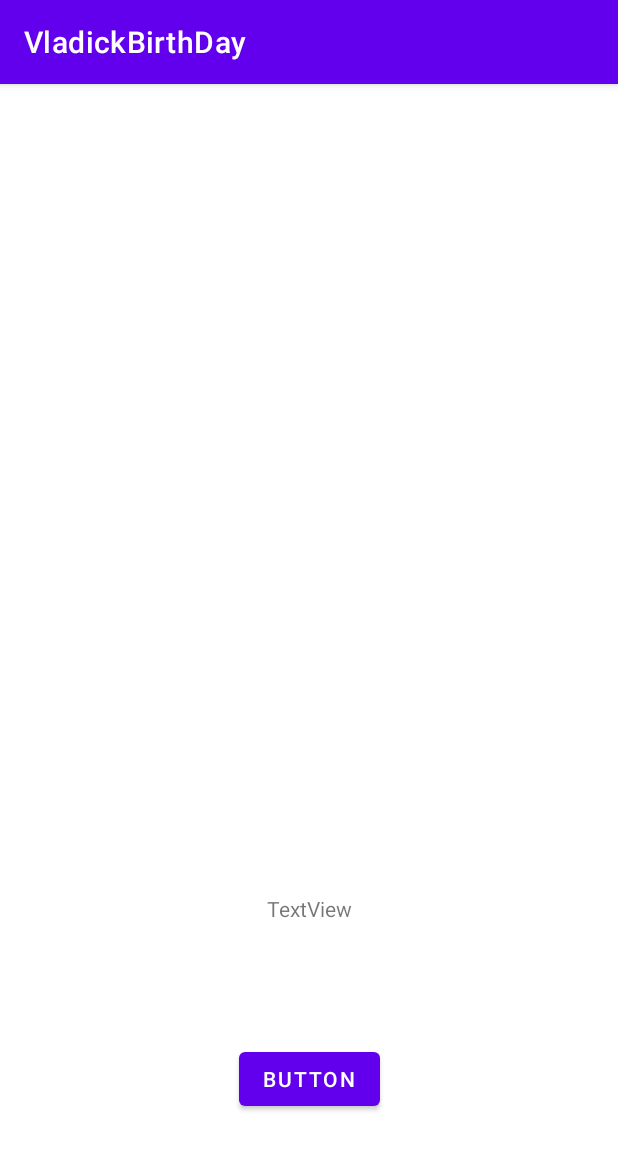
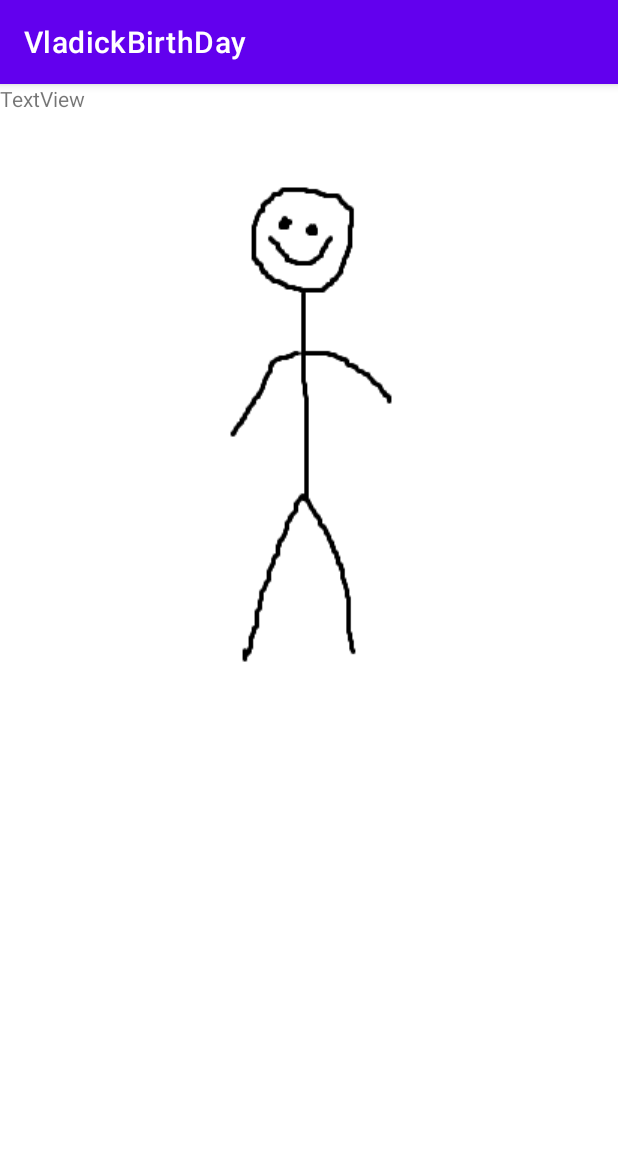
Before and after one commit to GUZLIKE/VladickBirthDay, an Android app: the SecondActivity screen opened directly, with no data from a screen before it, on a phone screen of 412 x 824 dp. Shown: the top 1150 px of the screen. Run offline under Robolectric (Android 15) with nearby library versions, the phone set to English and light mode, and no system bars.

Commit message:
REMOVED BUTTON

```diff
--- a/app/src/main/res/layout/second_activity.xml
+++ b/app/src/main/res/layout/second_activity.xml
@@ -6,38 +6,24 @@
     android:layout_height="match_parent">
 
     <ImageView
-        android:id="@+id/imageView"
-        android:layout_width="229dp"
-        android:layout_height="459dp"
-        android:contentDescription="TODO"
+        android:id="@+id/creature2"
+        android:layout_width="wrap_content"
+        android:layout_height="wrap_content"
+        android:layout_marginStart="124dp"
+        android:layout_marginTop="33dp"
+        android:layout_marginEnd="124dp"
+        android:layout_marginBottom="350dp"
         app:layout_constraintBottom_toBottomOf="parent"
         app:layout_constraintEnd_toEndOf="parent"
         app:layout_constraintStart_toStartOf="parent"
         app:layout_constraintTop_toTopOf="parent"
-        app:layout_constraintVertical_bias="0.0"
-        tools:srcCompat="@tools:sample/backgrounds/scenic" />
-
-    <Button
-        android:id="@+id/button2"
-        android:layout_width="wrap_content"
-        android:layout_height="wrap_content"
-        android:text="Button"
-        app:layout_constraintBottom_toBottomOf="parent"
-        app:layout_constraintEnd_toEndOf="parent"
-        app:layout_constraintHorizontal_bias="0.5"
-        app:layout_constraintStart_toStartOf="parent"
-        app:layout_constraintTop_toBottomOf="@+id/textView"
-        app:layout_constraintVertical_bias="0.5" />
+        app:srcCompat="@drawable/creature" />
 
     <TextView
-        android:id="@+id/textView"
+        android:id="@+id/text2"
         android:layout_width="wrap_content"
         android:layout_height="wrap_content"
         android:text="TextView"
-        app:layout_constraintBottom_toTopOf="@+id/button2"
-        app:layout_constraintEnd_toEndOf="parent"
-        app:layout_constraintHorizontal_bias="0.5"
-        app:layout_constraintStart_toStartOf="parent"
-        app:layout_constraintTop_toBottomOf="@+id/imageView"
-        app:layout_constraintVertical_bias="0.5" />
+        tools:layout_editor_absoluteX="171dp"
+        tools:layout_editor_absoluteY="464dp" />
 </androidx.constraintlayout.widget.ConstraintLayout>
```
Also changed, not shown: app/src/main/java/ru/guzlik/vladickbirthday/MainActivity.java (+12 -7 lines), app/src/main/res/layout/activity_main.xml (+4 -17 lines).
